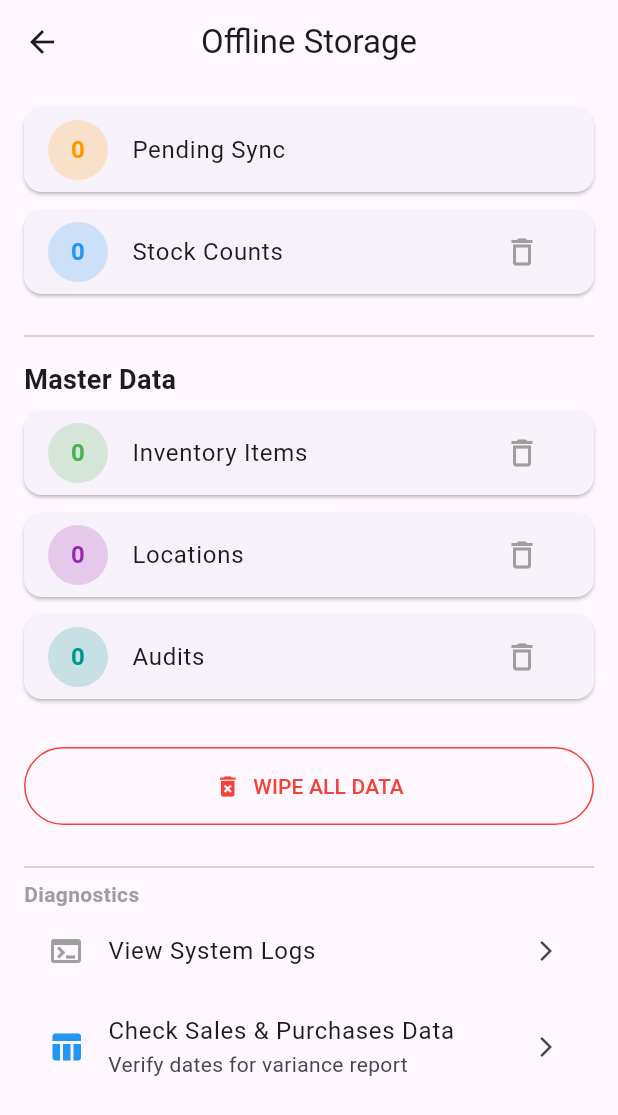
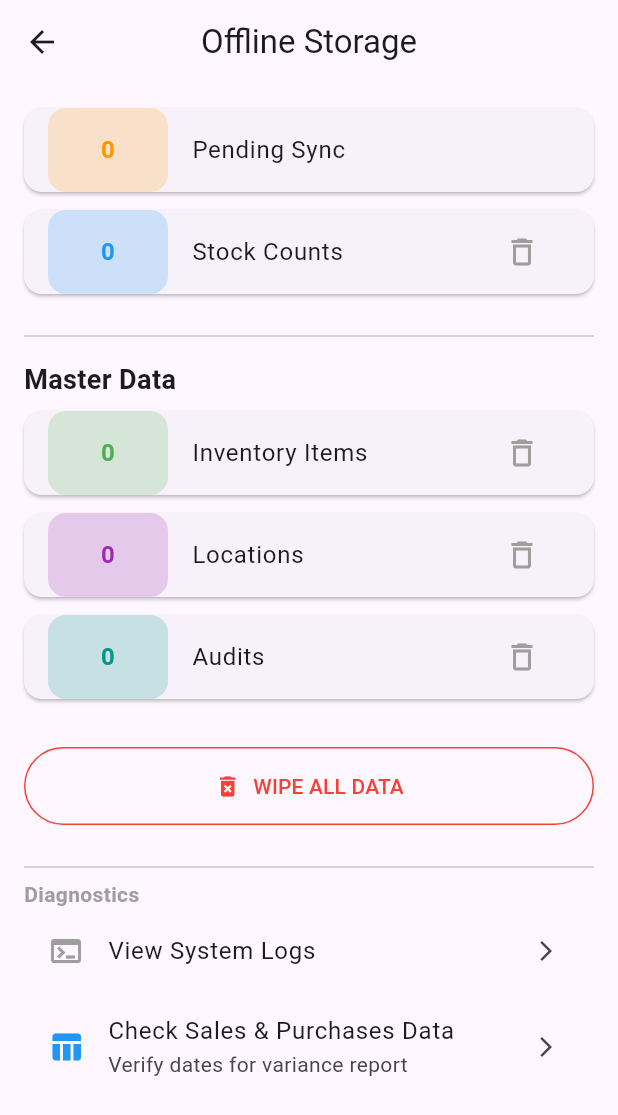
Before and after one commit to ianisd/auditing_app, a Flutter app: the OfflineScreen screen opened directly, on a phone screen of 412 x 824 dp. Shown: the top 1115 px of the screen. Run offline on Flutter 3.47's test engine with Material 3 defaults, Android fonts, the phone set to English and light mode, and no system bars; our stand-ins replace cloud_firestore, connectivity_plus, csv, data_table_2, file_picker, firebase_auth and 4 more; missing offline and left inert: desktop_drop, mobile_scanner, window_manager; accounts and stored records are empty.

Commit message:
refactor: simplify sync status and improve count badge layout in offline screen
- **Sync Status:** Removed the active store name badge from the `SyncStatus` widget.
- **Offline Screen:** Replaced `CircleAvatar` count indicators with a fixed-width rectangular `Container` utilizing `FittedBox` to prevent text overflow for larger numbers.

```diff
--- a/lib/screens/offline_screen.dart
+++ b/lib/screens/offline_screen.dart
@@ -179,11 +179,26 @@ class _OfflineScreenState extends State<OfflineScreen> {
     return Card(
       margin: const EdgeInsets.only(bottom: 12),
       child: ListTile(
-        leading: CircleAvatar(
-          backgroundColor: color.withOpacity(0.2),
-          child: Text(
-            count.toString(),
-            style: TextStyle(color: color, fontWeight: FontWeight.bold),
+        leading: Container(
+          width: 80,
+          alignment: Alignment.center,
+          padding: const EdgeInsets.symmetric(horizontal: 8, vertical: 8),
+          decoration: BoxDecoration(
+            color: color.withOpacity(0.2),
+            borderRadius: BorderRadius.circular(12),
+          ),
+          child: FittedBox(
+            fit: BoxFit.scaleDown,
+            child: Text(
+              count.toString(),
+              maxLines: 1,
+              softWrap: false,
+              style: TextStyle(
+                color: color,
+                fontSize: 16,
+                fontWeight: FontWeight.bold,
+              ),
+            ),
           ),
         ),
         title: Text(title),
```
Also changed, not shown: lib/widgets/sync_status.dart (+0 -19 lines).
